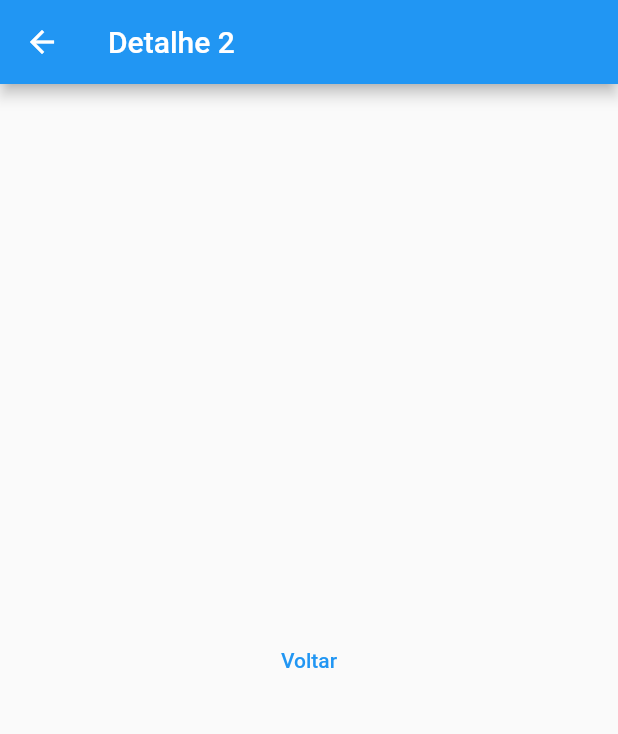
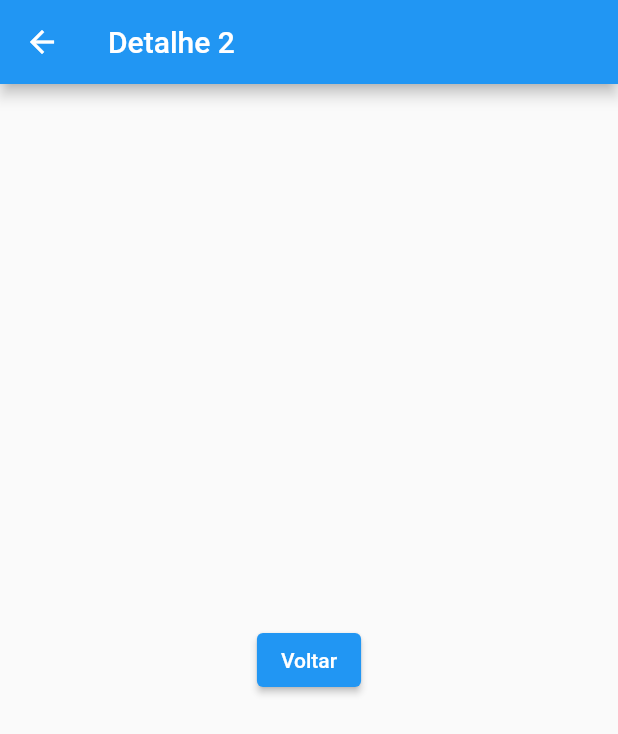
Before and after one commit to luizzlcs/flutter_maonamassa_navegacao, a Flutter app: the screen it shows after launch, after a tap on "Ir para detalhe 2", on a phone screen of 412 x 824 dp. Shown: the top 734 px of the screen. Run offline on Flutter 3.47's test engine with Material 2 defaults, Android fonts, the phone set to English and light mode, and no system bars.

Commit message:
Atualizando código

```diff
--- a/lib/pages/detalhe2_page.dart
+++ b/lib/pages/detalhe2_page.dart
@@ -10,8 +10,10 @@ class Detalhe2Page extends StatelessWidget {
         title: const Text('Detalhe 2'),
       ),
       body: Center(
-        child: TextButton(
-          onPressed: () {},
+        child: ElevatedButton(
+          onPressed: () {
+            Navigator.of(context).pop('Pela Graça de Deus');
+          },
           child: const Text('Voltar'),
         ),
       ),
--- a/lib/pages/home_page.dart
+++ b/lib/pages/home_page.dart
@@ -41,13 +41,16 @@ class HomePage extends StatelessWidget {
               child: Text('Ir para detalhe PageRouter'),
             ),
             ElevatedButton(
-              onPressed: () {
-                Navigator.of(context).push(
+              onPressed: () async {
+                print('Antes de navegar para página detalhe 2');
+                final retorno = await Navigator.of(context).push(
                   MaterialPageRoute(
                     settings: const RouteSettings(name: '/detalhe2'),
                     builder: (_) => const Detalhe2Page(),
                   ),
                 );
+                print('Navegou para página detalhe 2');
+                print('O retorno de detalhe 2 é: $retorno');
               },
               child: Text('Ir para detalhe 2'),
             ),
```
